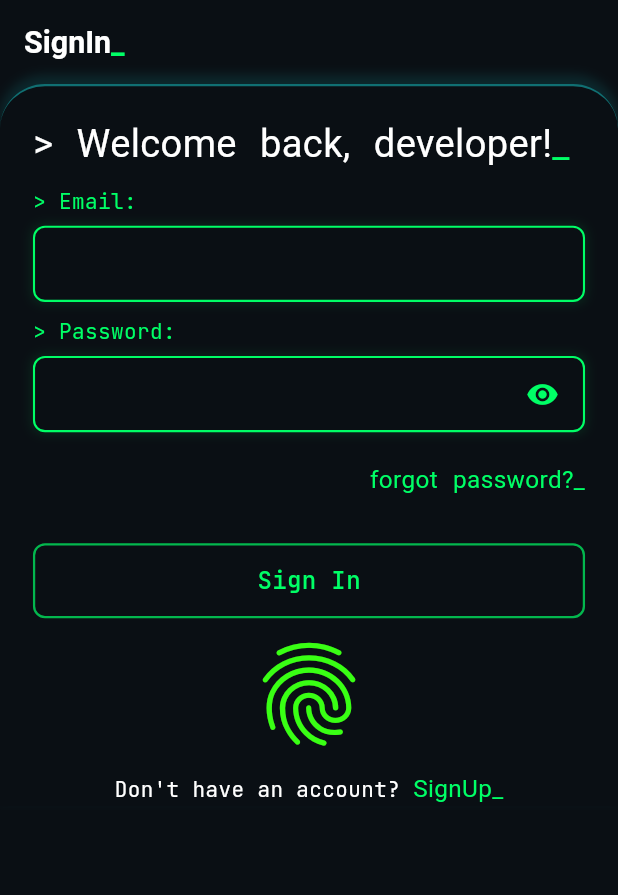
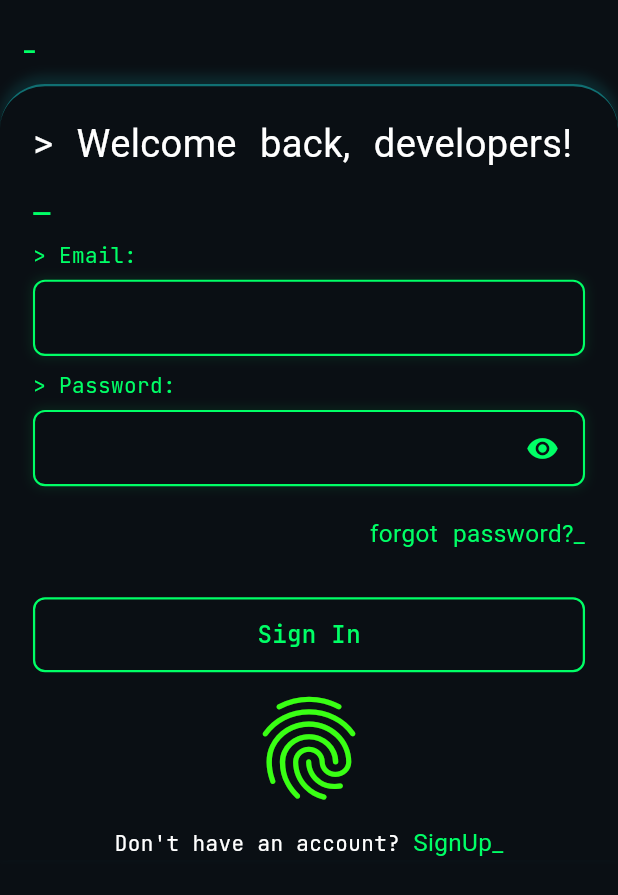
Before and after one commit to devmr007/dev_bank, a Flutter app: the screen it shows after launch, after a tap on the "visibility off" icon, on a phone screen of 412 x 824 dp. Shown: the top 895 px of the screen. Run offline on Flutter 3.47's test engine with Material 3 defaults, Android fonts, the phone set to English and light mode, and no system bars; our stand-ins replace flutter_screenutil, gap, get, google_fonts.

Commit message:
some fixes

```diff
--- a/analysis_options.yaml
+++ b/analysis_options.yaml
@@ -7,6 +7,9 @@
 
 # The following line activates a set of recommended lints for Flutter apps,
 # packages, and plugins designed to encourage good coding practices.
+analyzer:
+  errors:
+    deprecated_member_use: ignore
 include: package:flutter_lints/flutter.yaml
 
 linter:
--- a/lib/core/global/customBlinkText.dart
+++ b/lib/core/global/customBlinkText.dart
@@ -1,5 +1,4 @@
 import 'dart:async';
-
 import 'package:dev_bank/core/const/colors.dart';
 import 'package:flutter/material.dart';
 import 'package:flutter_screenutil/flutter_screenutil.dart';
@@ -10,6 +9,8 @@ class BlinkingText extends StatefulWidget {
   final FontWeight? fontWeight;
   final Color? textColor;
   final Duration blinkSpeed;
+  final bool hideCursor; // hide cursor completely
+  final bool blinkCursor; // blink cursor if true
 
   const BlinkingText({
     super.key,
@@ -18,6 +19,8 @@ class BlinkingText extends StatefulWidget {
     this.fontWeight,
     this.textColor,
     this.blinkSpeed = const Duration(milliseconds: 900),
+    this.hideCursor = false,
+    this.blinkCursor = true,
   });
 
   @override
@@ -31,11 +34,12 @@ class _BlinkingTextState extends State<BlinkingText> {
   @override
   void initState() {
     super.initState();
-    _timer = Timer.periodic(widget.blinkSpeed, (_) {
-      if (mounted) {
-        setState(() => _showCursor = !_showCursor);
-      }
-    });
+    // Only blink if blinkCursor is true and cursor is not hidden
+    if (widget.blinkCursor && !widget.hideCursor) {
+      _timer = Timer.periodic(widget.blinkSpeed, (_) {
+        if (mounted) setState(() => _showCursor = !_showCursor);
+      });
+    }
   }
 
   @override
@@ -55,10 +59,11 @@ class _BlinkingTextState extends State<BlinkingText> {
           color: widget.textColor,
         ),
         children: [
-          TextSpan(
-            text: _showCursor ? '_' : ' ',
-            style: TextStyle(color: AppColors.green),
-          ),
+          if (!widget.hideCursor)
+            TextSpan(
+              text: widget.blinkCursor ? (_showCursor ? '_' : ' ') : '_',
+              style: TextStyle(color: AppColors.green),
+            ),
         ],
       ),
     );
--- a/lib/core/global/customButton.dart
+++ b/lib/core/global/customButton.dart
@@ -4,14 +4,15 @@ import 'package:google_fonts/google_fonts.dart';
 
 class ProgrammingButton extends StatefulWidget {
   final String text;
-  final VoidCallback onPressed;
+  final VoidCallback? onPressed; // nullable now
   final Color textColor;
   final Color borderColor;
   final Color backgroundColor;
   final double fontSize;
   final double borderRadius;
   final EdgeInsets padding;
-  final Widget? icon; // optional icon
+  final Widget? icon;
+  final bool isEnabled; // new
 
   const ProgrammingButton({
     super.key,
@@ -24,6 +25,7 @@ class ProgrammingButton extends StatefulWidget {
     this.borderRadius = 8,
     this.padding = const EdgeInsets.symmetric(horizontal: 20, vertical: 12),
     this.icon,
+    this.isEnabled = true, // default enabled
   });
 
   @override
@@ -36,32 +38,51 @@ class _ProgrammingButtonState extends State<ProgrammingButton> {
 
   @override
   Widget build(BuildContext context) {
+    // Colors for disabled state
+    final textColor = widget.isEnabled
+        ? widget.textColor
+        : widget.textColor.withOpacity(0.5);
+    final borderColor = widget.isEnabled
+        ? widget.borderColor
+        : widget.borderColor.withOpacity(0.3);
+    final backgroundColor = widget.isEnabled
+        ? widget.backgroundColor
+        : widget.backgroundColor.withOpacity(0.2);
+
     return MouseRegion(
-      onEnter: (_) => setState(() => isHovered = true),
-      onExit: (_) => setState(() => isHovered = false),
+      onEnter: (_) {
+        if (widget.isEnabled) setState(() => isHovered = true);
+      },
+      onExit: (_) {
+        if (widget.isEnabled) setState(() => isHovered = false);
+      },
       child: GestureDetector(
-        onTapDown: (_) => setState(() => isPressed = true),
-        onTapUp: (_) => setState(() => isPressed = false),
-        onTapCancel: () => setState(() => isPressed = false),
-        onTap: widget.onPressed,
+        onTapDown: (_) {
+          if (widget.isEnabled) setState(() => isPressed = true);
+        },
+        onTapUp: (_) {
+          if (widget.isEnabled) setState(() => isPressed = false);
+        },
+        onTapCancel: () {
+          if (widget.isEnabled) setState(() => isPressed = false);
+        },
+        onTap: widget.isEnabled ? widget.onPressed : null,
         child: AnimatedContainer(
           duration: const Duration(milliseconds: 150),
           padding: widget.padding,
           decoration: BoxDecoration(
-            color: isPressed
-                ? widget.borderColor.withOpacity(0.2)
-                : widget.backgroundColor,
+            color: isPressed && widget.isEnabled
+                ? borderColor.withOpacity(0.2)
+                : backgroundColor,
             borderRadius: BorderRadius.circular(widget.borderRadius),
             border: Border.all(
-              color: isHovered || isPressed
-                  ? widget.borderColor
-                  : widget.borderColor.withOpacity(0.7),
+              color: isHovered && widget.isEnabled ? borderColor : borderColor,
               width: 1.5,
             ),
             boxShadow: [
-              if (isHovered || isPressed)
+              if ((isHovered || isPressed) && widget.isEnabled)
                 BoxShadow(
-                  color: widget.borderColor.withOpacity(0.3),
+                  color: borderColor.withOpacity(0.3),
                   blurRadius: 12,
                   spreadRadius: 2,
                   offset: const Offset(0, 0),
@@ -69,7 +90,6 @@ class _ProgrammingButtonState extends State<ProgrammingButton> {
             ],
           ),
           child: Row(
-            // mainAxisSize: MainAxisSize.min,
             mainAxisAlignment: MainAxisAlignment.center,
             children: [
               if (widget.icon != null) ...[
@@ -80,7 +100,7 @@ class _ProgrammingButtonState extends State<ProgrammingButton> {
                 widget.text,
                 style: GoogleFonts.jetBrainsMono(
                   fontSize: widget.fontSize,
-                  color: widget.textColor,
+                  color: textColor,
                   fontWeight: FontWeight.w500,
                 ),
               ),
--- /dev/null
+++ b/lib/core/global/customTyping.dart
@@ -0,0 +1,106 @@
+import 'dart:async';
+import 'package:dev_bank/core/const/colors.dart';
+import 'package:flutter/material.dart';
+import 'package:flutter_screenutil/flutter_screenutil.dart';
+
+class TypingText extends StatefulWidget {
+  final List<String> words; // words to type in loop
+  final double? fontSize;
+  final FontWeight? fontWeight;
+  final Color? textColor;
+  final Duration typingSpeed;
+  final Duration pauseDuration; // pause before deleting/typing next word
+
+  const TypingText({
+    super.key,
+    required this.words,
+    this.fontSize,
+    this.fontWeight,
+    this.textColor,
+    this.typingSpeed = const Duration(milliseconds: 150),
+    this.pauseDuration = const Duration(milliseconds: 1000),
+  });
+
+  @override
+  State<TypingText> createState() => _TypingTextState();
+}
+
+class _TypingTextState extends State<TypingText> {
+  String _currentText = '';
+  int _wordIndex = 0;
+  int _charIndex = 0;
+  bool _isDeleting = false;
+  Timer? _timer;
+  bool _showCursor = true;
+
+  @override
+  void initState() {
+    super.initState();
+
+    // blinking cursor timer
+    Timer.periodic(const Duration(milliseconds: 500), (_) {
+      if (mounted) setState(() => _showCursor = !_showCursor);
+    });
+
+    // typing timer
+    _startTyping();
+  }
+
+  void _startTyping() {
+    _timer = Timer.periodic(widget.typingSpeed, (timer) {
+      final word = widget.words[_wordIndex];
+      if (!_isDeleting) {
+        // typing
+        if (_charIndex < word.length) {
+          setState(() {
+            _charIndex++;
+            _currentText = word.substring(0, _charIndex);
+          });
+        } else {
+          // pause before deleting
+          Future.delayed(widget.pauseDuration, () {
+            _isDeleting = true;
+          });
+        }
+      } else {
+        // deleting
+        if (_charIndex > 0) {
+          setState(() {
+            _charIndex--;
+            _currentText = word.substring(0, _charIndex);
+          });
+        } else {
+          // move to next word
+          _isDeleting = false;
+          _wordIndex = (_wordIndex + 1) % widget.words.length;
+        }
+      }
+    });
+  }
+
+  @override
+  void dispose() {
+    _timer?.cancel();
+    super.dispose();
+  }
+
+  @override
+  Widget build(BuildContext context) {
+    return Text.rich(
+      TextSpan(
+        text: _currentText,
+        style: TextStyle(
+          fontSize: widget.fontSize?.sp ?? 16.sp,
+          fontWeight: widget.fontWeight,
+          color: widget.textColor ?? Colors.white,
+        ),
+        children: [
+          TextSpan(
+            text: _showCursor ? '_' : ' ',
+            style: TextStyle(color: AppColors.green),
+          ),
+        ],
+      ),
+    );
+  }
+}
--- a/lib/features/auth/controller/auth_controller.dart
+++ b/lib/features/auth/controller/auth_controller.dart
@@ -7,8 +7,18 @@ class AuthController extends GetxController {
   var isLoggedIn = false.obs; // user login state
   var userEmail = ''.obs; // current user email
 
+  RxString emailText = ''.obs;
+  RxString passwordText = ''.obs;
+
   TextEditingController email = TextEditingController();
   TextEditingController password = TextEditingController();
+
+  @override
+  void onInit() {
+    super.onInit();
+    email.addListener(() => emailText.value = email.text);
+    password.addListener(() => passwordText.value = password.text);
+  }
 
   // Simulated sign-in function
   Future<void> signIn({required String email, required String password}) async {
@@ -46,4 +56,12 @@ class AuthController extends GetxController {
     // isLoggedIn.value = ...
     // userEmail.value = ...
   }
+
+  @override
+  void onClose() {
+    // TODO: implement onClose
+    super.onClose();
+    email.clear();
+    password.clear();
+  }
 }
--- a/lib/features/auth/presentation/screen/sign_in.dart
+++ b/lib/features/auth/presentation/screen/sign_in.dart
@@ -3,6 +3,7 @@ import 'package:dev_bank/core/const/colors.dart';
 import 'package:dev_bank/core/global/customBlinkText.dart';
 import 'package:dev_bank/core/global/customButton.dart';
 import 'package:dev_bank/core/global/customTextField.dart';
+import 'package:dev_bank/core/global/customTyping.dart';
 import 'package:dev_bank/features/auth/controller/auth_controller.dart';
 import 'package:flutter/material.dart';
 import 'package:flutter_screenutil/flutter_screenutil.dart';
@@ -22,11 +23,23 @@ class SignIn extends StatelessWidget {
         appBar: AppBar(
           backgroundColor: Colors.transparent,
           automaticallyImplyLeading: false,
-          title: BlinkingText(
-            text: 'SignIn',
-            fontSize: 20,
+          title: TypingText(
+            words: [
+              'Sign In',
+              'Login In',
+              'Access Account',
+              'Enter',
+              'Member Login',
+              'Authenticate',
+              'Connect',
+              'Resume Session',
+              'Account Entry',
+            ],
+            fontSize: 16,
             textColor: Colors.white,
             fontWeight: FontWeight.w600,
+            typingSpeed: Duration(milliseconds: 350),
+            pauseDuration: Duration(milliseconds: 1000),
           ),
         ),
         body: Container(
@@ -82,10 +95,21 @@ class SignIn extends StatelessWidget {
               children: [
                 Gap(20),
                 BlinkingText(
-                  text: '> Welcome back, developer!',
+                  // blinkCursor: true,
+                  // hideCursor: true,
+                  text: '> Welcome back, developers!',
                   textColor: AppColors.white,
                   fontSize: 25,
                 ),
+
+                // TypingText(
+                //   words: ['developer', 'designer', 'engineer'],
+                //   fontSize: 25,
+                //   textColor: Colors.white,
+                //   fontWeight: FontWeight.bold,
+                //   typingSpeed: Duration(milliseconds: 150),
+                //   pauseDuration: Duration(milliseconds: 1000),
+                // ),
                 Gap(10),
                 ProgrammingTextField(
                   label: 'Email',
--- a/lib/features/auth/presentation/screen/sign_up.dart
+++ b/lib/features/auth/presentation/screen/sign_up.dart
@@ -2,6 +2,7 @@ import 'package:dev_bank/core/const/colors.dart';
 import 'package:dev_bank/core/global/customBlinkText.dart';
 import 'package:dev_bank/core/global/customButton.dart';
 import 'package:dev_bank/core/global/customTextField.dart';
+import 'package:dev_bank/core/global/customTyping.dart';
 import 'package:dev_bank/features/auth/controller/auth_controller.dart';
 import 'package:flutter/material.dart';
 import 'package:flutter_screenutil/flutter_screenutil.dart';
@@ -21,11 +22,23 @@ class SingUp extends StatelessWidget {
         appBar: AppBar(
           backgroundColor: Colors.transparent,
           automaticallyImplyLeading: false,
-          title: BlinkingText(
-            text: 'SignUp',
-            fontSize: 20,
+          title: TypingText(
+            words: [
+              'Sign Up',
+              'Register',
+              'Create Account',
+              'Join',
+              'Get Started',
+              'Enroll',
+              'Open Account',
+              'Become a Member',
+              'Subscribe',
+            ],
+            fontSize: 16,
             textColor: Colors.white,
             fontWeight: FontWeight.w600,
+            typingSpeed: Duration(milliseconds: 350),
+            pauseDuration: Duration(milliseconds: 1000),
           ),
         ),
         body: Container(
--- /dev/null
+++ b/lib/features/home/presentation/screen/main_home.dart
@@ -0,0 +1,12 @@
+import 'package:flutter/material.dart';
+
+class MainHome extends StatelessWidget {
+  const MainHome({super.key});
+
+  @override
+  Widget build(BuildContext context) {
+    return Scaffold(
+
+    );
+  }
+}
```
